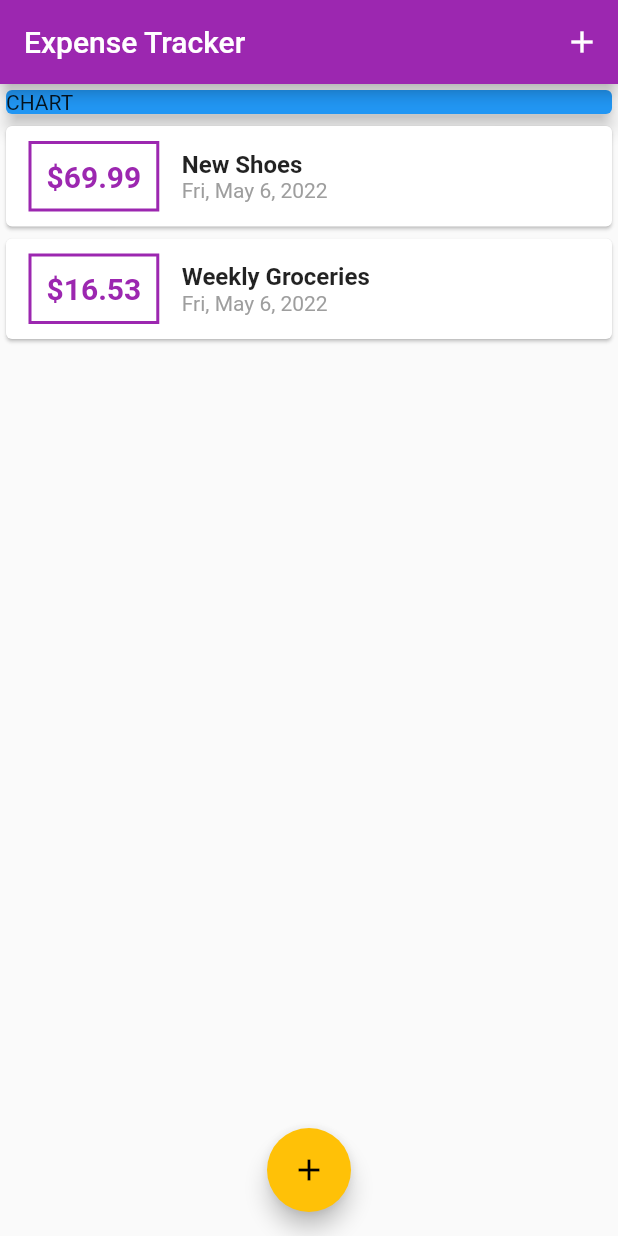
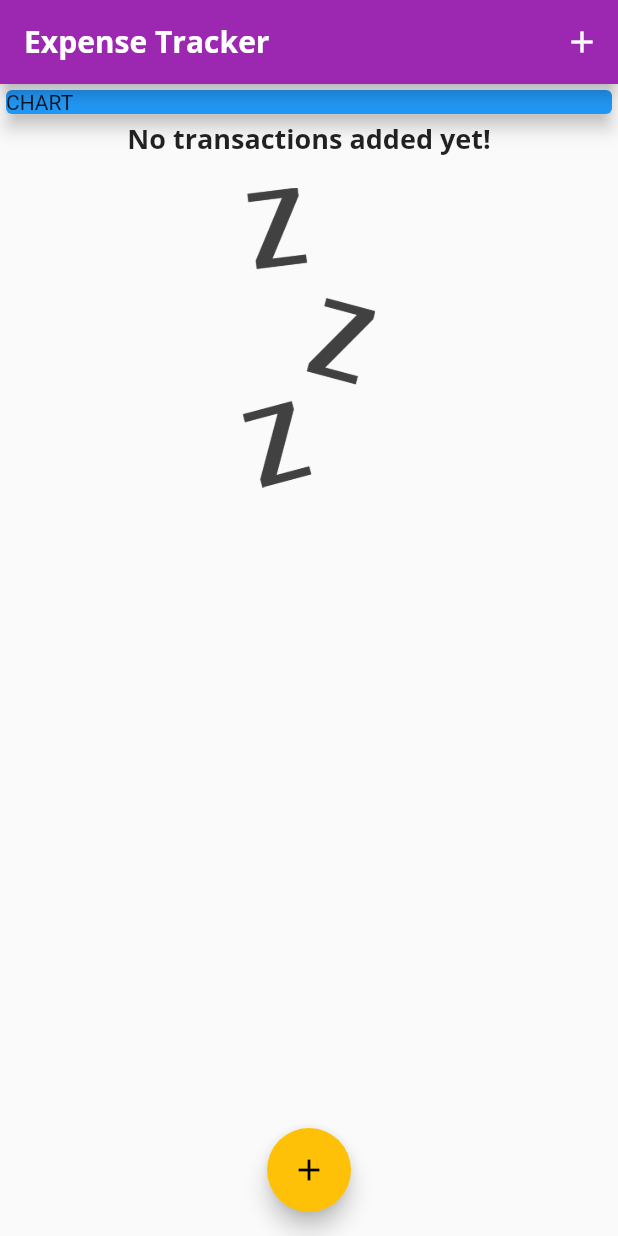
Before and after one commit to yunusyerli1/dailyexpense, a Flutter app: the screen it shows after launch, on a phone screen of 412 x 824 dp. Run offline on Flutter 3.47's test engine with Material 2 defaults, Android fonts, the phone set to English and light mode, and no system bars.

Commit message:
no data resmi enegre edildi

```diff
--- a/lib/main.dart
+++ b/lib/main.dart
@@ -11,9 +11,21 @@ class MyApp extends StatelessWidget {
     return MaterialApp(
       title: 'My Expenses',
       theme: ThemeData(
-        primarySwatch: Colors.purple,
-        accentColor: Colors.amber,
-      ),
+          primarySwatch: Colors.purple,
+          accentColor: Colors.amber,
+          fontFamily: 'QuickSand',
+          textTheme: ThemeData.light().textTheme.copyWith(
+                  headline6: TextStyle(
+                fontFamily: 'OpenSans',
+                fontSize: 18,
+                fontWeight: FontWeight.bold,
+              )),
+          appBarTheme: AppBarTheme(
+              titleTextStyle: TextStyle(
+            fontFamily: 'OpenSans',
+            fontSize: 20,
+            fontWeight: FontWeight.bold,
+          ))),
       home: MyHomePage(),
     );
   }
@@ -26,18 +38,18 @@ class MyHomePage extends StatefulWidget {
 
 class _MyHomePageState extends State<MyHomePage> {
   final List<Transaction> _userTransactions = [
-    Transaction(
-      id: 't1',
-      title: 'New Shoes',
-      amount: 69.99,
-      date: DateTime.now(),
-    ),
-    Transaction(
-      id: 't2',
-      title: 'Weekly Groceries',
-      amount: 16.53,
-      date: DateTime.now(),
-    ),
+    // Transaction(
+    //   id: 't1',
+    //   title: 'New Shoes',
+    //   amount: 69.99,
+    //   date: DateTime.now(),
+    // ),
+    // Transaction(
+    //   id: 't2',
+    //   title: 'Weekly Groceries',
+    //   amount: 16.53,
+    //   date: DateTime.now(),
+    // ),
   ];
 
   void _addNewTransaction(String txTitle, double txAmount) {
@@ -70,7 +82,9 @@ class _MyHomePageState extends State<MyHomePage> {
   Widget build(BuildContext context) {
     return Scaffold(
       appBar: AppBar(
-        title: Text('Expense Tracker'),
+        title: Text(
+          'Expense Tracker',
+        ),
         actions: <Widget>[
           IconButton(
             icon: Icon(Icons.add),
--- a/lib/widgets/transaction_list.dart
+++ b/lib/widgets/transaction_list.dart
@@ -11,7 +11,20 @@ class TransactionList extends StatelessWidget {
   Widget build(BuildContext context) {
     return Container(
         height: 300,
-        child: ListView.builder(
+        child: transactions.isEmpty
+            ? Column(children: <Widget>[
+                Text('No transactions added yet!',
+                    style: Theme.of(context).textTheme.headline6),
+                SizedBox(
+                  height: 20,
+                ),
+                Container(
+                  height: 200,
+                  child: Image.asset('assets/images/waiting.png',
+                      fit: BoxFit.cover),
+                )
+              ])
+            : ListView.builder(
                 itemBuilder: (ctx, index) {
                   return Card(
                       child: Row(
@@ -40,13 +53,11 @@ class TransactionList extends StatelessWidget {
                           children: <Widget>[
                             Text(
                               transactions[index].title,
-                        style: TextStyle(
-                          fontSize: 16,
-                          fontWeight: FontWeight.bold,
-                        ),
+                              style: Theme.of(context).textTheme.headline6,
                             ),
                             Text(
-                        DateFormat.yMMMEd().format(transactions[index].date),
+                              DateFormat.yMMMEd()
+                                  .format(transactions[index].date),
                               style: TextStyle(
                                 color: Colors.grey,
                               ),
```
Also changed, not shown: pubspec.yaml (+13 -8 lines), assets/images/waiting.png (added). Lines whose indentation alone changed are shown as unchanged.
